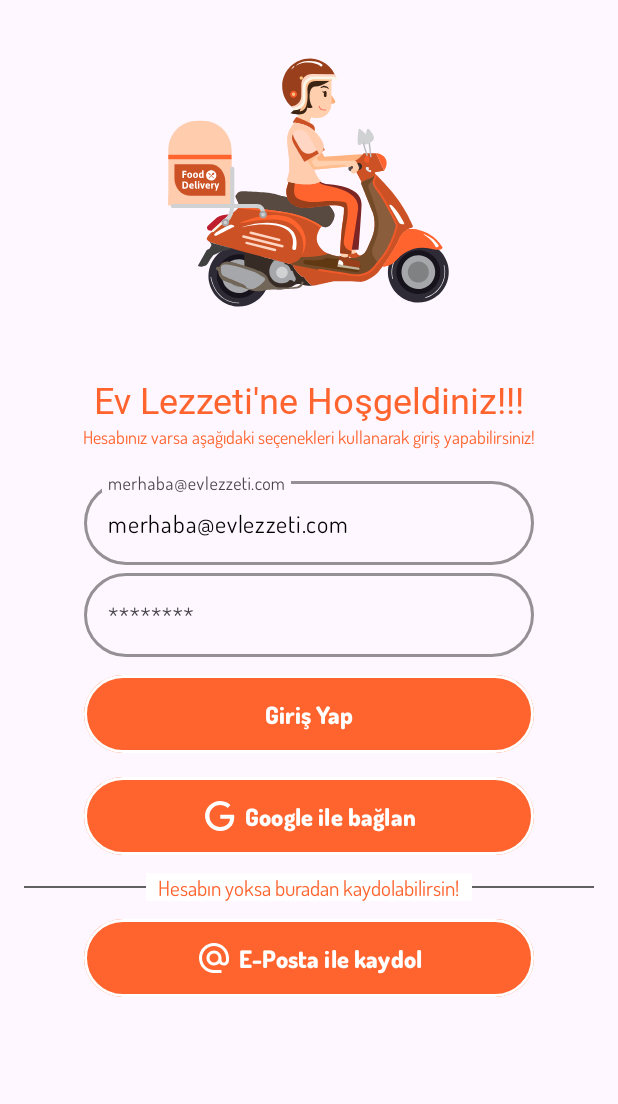
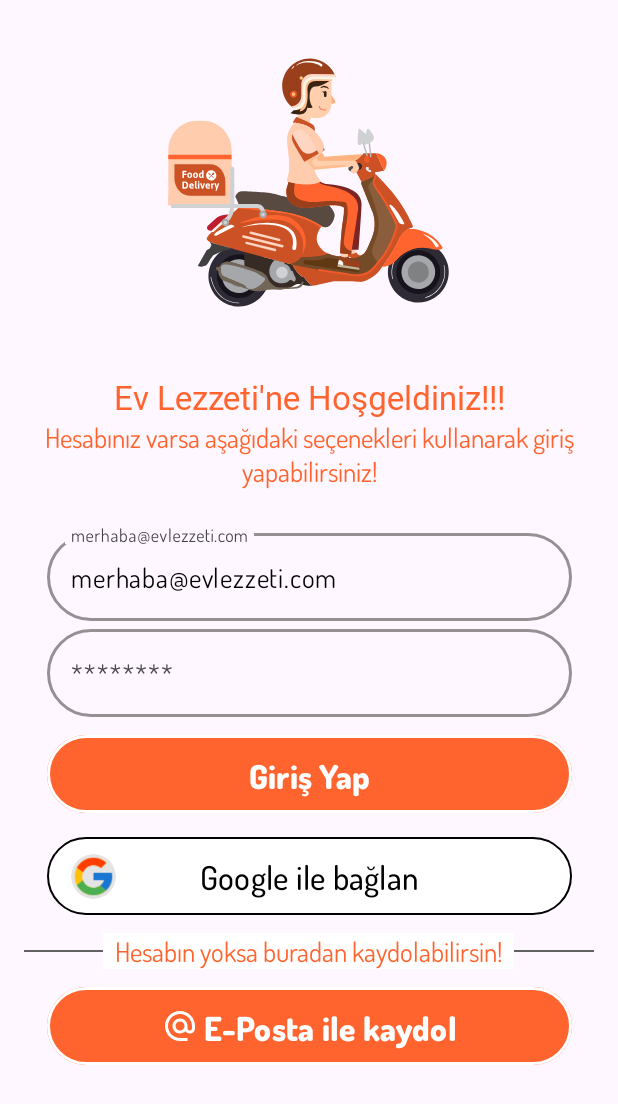
Before and after one commit to MustafaUmutIdam/EvLezzeti, an Android app: the GirisYapFragment screen opened through its navigation route, on a phone screen of 412 x 824 dp. Shown: the top 1104 px of the screen. Run offline under Robolectric (Android 15) with nearby library versions, the phone set to English and light mode, and no system bars; our stand-ins replace Dagger/Hilt's generated code.

Commit message:
Google icon düzenleme , String ve buton boyut düzenleme

```diff
--- a/app/src/main/res/layout/fragment_giris_yap.xml
+++ b/app/src/main/res/layout/fragment_giris_yap.xml
@@ -36,18 +36,19 @@
     <com.google.android.material.textfield.TextInputLayout
         android:id="@+id/ePostaInputLayout"
         style="@style/TextInputStyle"
-        android:layout_marginTop="16dp"
+        android:layout_marginTop="24dp"
         app:layout_constraintEnd_toEndOf="parent"
         app:layout_constraintStart_toStartOf="parent"
         app:layout_constraintTop_toBottomOf="@+id/textViewGirisYap">
 
         <com.google.android.material.textfield.TextInputEditText
             android:id="@+id/ePostaEditText"
-            style="@style/GenelTextStyle"
+            style="@style/KucukTextStyle"
             android:layout_width="match_parent"
             android:layout_height="wrap_content"
             android:hint="merhaba@evlezzeti.com"
-            android:text="merhaba@evlezzeti.com" />
+            android:text="merhaba@evlezzeti.com"
+            android:textAlignment="viewStart" />
     </com.google.android.material.textfield.TextInputLayout>
 
     <com.google.android.material.textfield.TextInputLayout
@@ -59,13 +60,14 @@
 
         <EditText
             android:id="@+id/sifreEditText"
-            style="@style/GenelTextStyle"
+            style="@style/KucukTextStyle"
             android:layout_width="match_parent"
             android:layout_height="match_parent"
             android:layout_weight="300"
             android:ems="10"
             android:hint="********"
             android:inputType="textPassword"
+            android:textAlignment="viewStart"
             android:visibility="visible" />
     </com.google.android.material.textfield.TextInputLayout>
 
@@ -77,7 +79,7 @@
         android:fontFamily="@font/dosis_bold"
         android:text="@string/giris_sayfasi_hosgeldiniz"
         android:textColor="@color/anaRenk"
-        android:textSize="24sp"
+        android:textSize="22sp"
         app:layout_constraintEnd_toEndOf="parent"
         app:layout_constraintHorizontal_bias="0.5"
         app:layout_constraintStart_toStartOf="parent"
@@ -85,12 +87,12 @@
 
     <TextView
         android:id="@+id/textViewGirisYap"
-        style="@style/GenelTextStyle"
+        style="@style/KucukTextStyle"
         android:layout_width="wrap_content"
         android:layout_height="wrap_content"
         android:text="@string/giris_sayfasi_giris_yap"
+        android:textAlignment="center"
         android:textColor="@color/anaRenk"
-        android:textSize="12sp"
         app:layout_constraintEnd_toEndOf="parent"
         app:layout_constraintHorizontal_bias="0.5"
         app:layout_constraintStart_toStartOf="parent"
@@ -116,7 +118,7 @@
 
         <TextView
             android:id="@+id/textViewKaydol"
-            style="@style/GenelTextStyle"
+            style="@style/KucukTextStyle"
             android:layout_width="wrap_content"
             android:layout_height="wrap_content"
             android:layout_gravity="center"
@@ -125,40 +127,33 @@
             android:paddingEnd="8dp"
             android:text="@string/giris_sayfasi_hesap_olustur"
             android:textColor="@color/anaRenk"
-            android:textSize="14sp" />
+            android:textSize="18sp" />
 
     </FrameLayout>
 
     <com.google.android.material.button.MaterialButton
         android:id="@+id/googleBaglanButton"
         style="@style/ButtonStyle"
-        android:layout_width="300dp"
         android:layout_marginTop="8dp"
         android:height="50dp"
+        android:fontFamily="@font/dosis_medium"
         android:text="@string/giris_sayfasi_google_kaydol_button"
-        android:textColor="@color/white"
-        android:textSize="16sp"
-        app:icon="@drawable/google_icon"
-        app:iconGravity="textStart"
-        app:iconPadding="4dp"
-        app:iconSize="24dp"
-        app:iconTint="@color/white"
+        android:textColor="@color/black"
+        app:backgroundTint="@color/white"
         app:layout_constraintEnd_toEndOf="parent"
         app:layout_constraintHorizontal_bias="0.5"
         app:layout_constraintStart_toStartOf="parent"
         app:layout_constraintTop_toBottomOf="@+id/girisYapButton"
-        app:strokeColor="@color/white"
-        app:strokeWidth="2dp" />
+        app:strokeColor="@color/black"
+        app:strokeWidth="1dp" />
 
     <com.google.android.material.button.MaterialButton
         android:id="@+id/ePostaKaydolButton"
         style="@style/ButtonStyle"
-        android:layout_width="300dp"
         android:layout_marginTop="8dp"
         android:height="50dp"
         android:text="@string/giris_sayfasi_ePosta_kaydol_button"
         android:textColor="@color/white"
-        android:textSize="16sp"
         app:icon="@drawable/email_icon"
         app:iconGravity="textStart"
         app:iconPadding="4dp"
@@ -171,5 +166,25 @@
         app:strokeColor="@color/white"
         app:strokeWidth="2dp" />
 
+    <androidx.cardview.widget.CardView
+        android:layout_width="30dp"
+        android:layout_height="30dp"
+        android:layout_marginStart="16dp"
+        app:cardBackgroundColor="#E4E4E4"
+        app:cardCornerRadius="18dp"
+        app:cardElevation="0dp"
+        app:layout_constraintBottom_toBottomOf="@+id/googleBaglanButton"
+        app:layout_constraintStart_toStartOf="@+id/googleBaglanButton"
+        app:layout_constraintTop_toTopOf="@+id/googleBaglanButton">
+
+        <ImageView
+            android:id="@+id/imageViewGoogleIcon"
+            android:layout_width="match_parent"
+            android:layout_height="match_parent"
+            android:scaleType="centerCrop"
+            android:src="@drawable/google_icon_two" />
+    </androidx.cardview.widget.CardView>
+
+
 
 </androidx.constraintlayout.widget.ConstraintLayout>
--- a/app/src/main/res/layout/fragment_on_board1.xml
+++ b/app/src/main/res/layout/fragment_on_board1.xml
@@ -24,10 +24,9 @@
         style="@style/GenelTextStyle"
         android:layout_width="wrap_content"
         android:layout_height="wrap_content"
+        android:fontFamily="@font/dosis_bold"
         android:text="Evlerindeki Onlarca Aşçı"
         android:textColor="@color/anaRenk"
-        android:textSize="32sp"
-        android:textStyle="bold"
         app:layout_constraintEnd_toEndOf="parent"
         app:layout_constraintHorizontal_bias="0.498"
         app:layout_constraintStart_toStartOf="parent"
@@ -35,14 +34,14 @@
 
     <TextView
         android:id="@+id/textView5"
-        style="@style/GenelTextStyle"
+        style="@style/KucukTextStyle"
         android:layout_width="wrap_content"
         android:layout_height="wrap_content"
         android:layout_marginTop="30dp"
         android:text="En taze malzemelerle, ev yapımı lezzetleri senin için özenle hazırlıyoruz"
         android:textAlignment="center"
         android:textColor="@color/anaRenk"
-        android:textSize="16sp"
+        android:textSize="18sp"
         app:layout_constraintEnd_toEndOf="parent"
         app:layout_constraintStart_toStartOf="parent"
         app:layout_constraintTop_toBottomOf="@+id/textView" />
--- a/app/src/main/res/layout/fragment_on_board2.xml
+++ b/app/src/main/res/layout/fragment_on_board2.xml
@@ -25,7 +25,6 @@
         android:layout_height="wrap_content"
         android:text="Adrese Teslimat "
         android:textColor="@color/anaRenk"
-        android:textSize="32sp"
         android:textStyle="bold"
         app:layout_constraintEnd_toEndOf="parent"
         app:layout_constraintHorizontal_bias="0.5"
@@ -34,14 +33,14 @@
 
     <TextView
         android:id="@+id/textView7"
-        style="@style/GenelTextStyle"
+        style="@style/KucukTextStyle"
         android:layout_width="wrap_content"
         android:layout_height="wrap_content"
         android:layout_marginTop="30dp"
         android:text="Siparişin sıcak ve taptaze bir şekilde kapına gelsin. Lezzeti bekletme!"
         android:textAlignment="center"
         android:textColor="@color/anaRenk"
-        android:textSize="16sp"
+        android:textSize="18sp"
         app:layout_constraintEnd_toEndOf="parent"
         app:layout_constraintHorizontal_bias="0.5"
         app:layout_constraintStart_toStartOf="parent"
--- a/app/src/main/res/layout/fragment_on_board3.xml
+++ b/app/src/main/res/layout/fragment_on_board3.xml
@@ -24,7 +24,6 @@
         android:layout_height="wrap_content"
         android:text="Sağlıklı Ev Yapımı Yemekler"
         android:textColor="@color/anaRenk"
-        android:textSize="32sp"
         android:textStyle="bold"
         app:layout_constraintEnd_toEndOf="parent"
         app:layout_constraintStart_toStartOf="parent"
@@ -32,14 +31,13 @@
 
     <TextView
         android:id="@+id/textView9"
-        style="@style/GenelTextStyle"
+        style="@style/KucukTextStyle"
         android:layout_width="wrap_content"
         android:layout_height="wrap_content"
         android:layout_marginTop="36dp"
         android:text="Sağlıklı ve lezzetli öğünler seni bekliyor"
         android:textAlignment="center"
         android:textColor="@color/anaRenk"
-        android:textSize="16sp"
         app:layout_constraintEnd_toEndOf="parent"
         app:layout_constraintStart_toStartOf="parent"
         app:layout_constraintTop_toBottomOf="@+id/textView8" />
--- a/app/src/main/res/values/styles.xml
+++ b/app/src/main/res/values/styles.xml
@@ -2,23 +2,32 @@
     <resources>
         <!-- Genel metin stil -->
         <style name="GenelTextStyle">
-            <item name="android:textSize">16sp</item>
+            <item name="android:textSize">22sp</item>
             <item name="android:textColor">@color/black</item>
-            <item name="android:fontFamily">@font/dosis</item>
+            <item name="android:fontFamily">@font/dosis_bold</item>
+            <item name="android:textAlignment">center</item>
         </style>
+
+    <!-- Kucuk metin stil -->
+    <style name="KucukTextStyle">
+        <item name="android:textSize">18sp</item>
+        <item name="android:textColor">@color/black</item>
+        <item name="android:fontFamily">@font/dosis</item>
+        <item name="android:textAlignment">center</item>
+    </style>
 
         <!-- Buton stil -->
         <style name="ButtonStyle">
-            <item name="android:textSize">16sp</item>
+            <item name="android:textSize">22sp</item>
             <item name="android:textColor">@color/white</item>
             <item name="android:fontFamily">@font/dosis_extrabold</item>
-            <item name="android:layout_width">300dp</item>
+            <item name="android:layout_width">350dp</item>
             <item name="android:layout_height">60dp</item>
         </style>
 
     <!-- TextInput stil -->
     <style name="TextInputStyle">
-        <item name="android:layout_width">300dp</item>
+        <item name="android:layout_width">350dp</item>
         <item name="android:layout_height">wrap_content</item>
         <item name="boxBackgroundMode">outline</item>
         <item name="boxCornerRadiusBottomEnd">32dp</item>
```
Also changed, not shown: app/src/main/res/drawable/google_icon_two.png (added).
